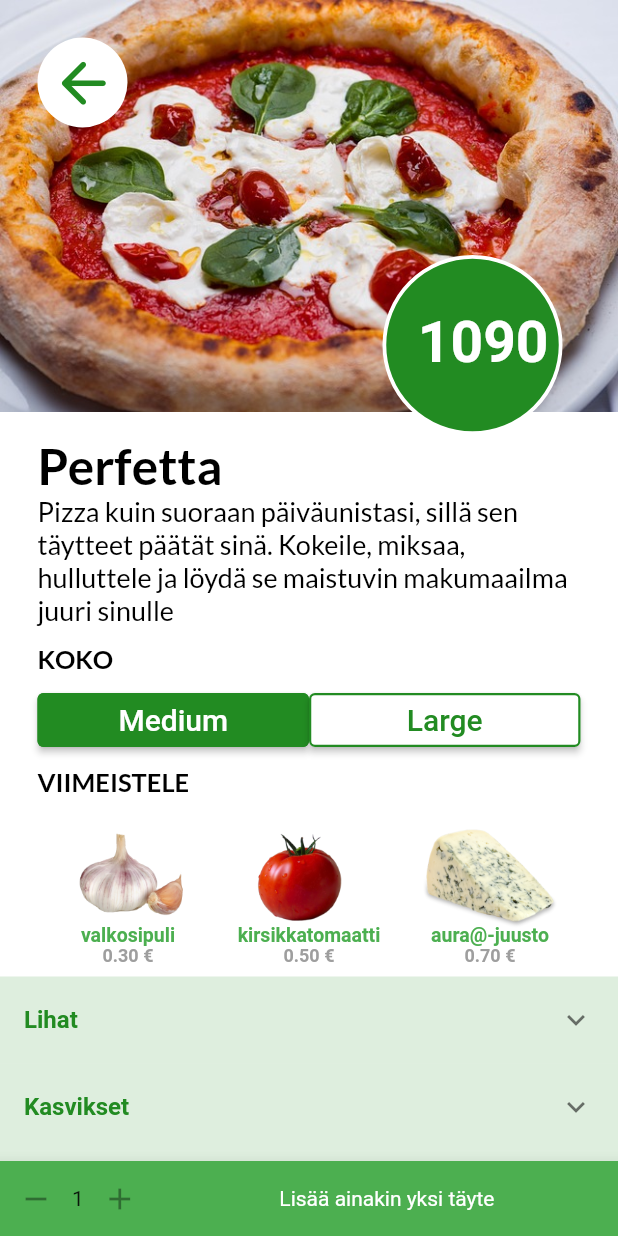
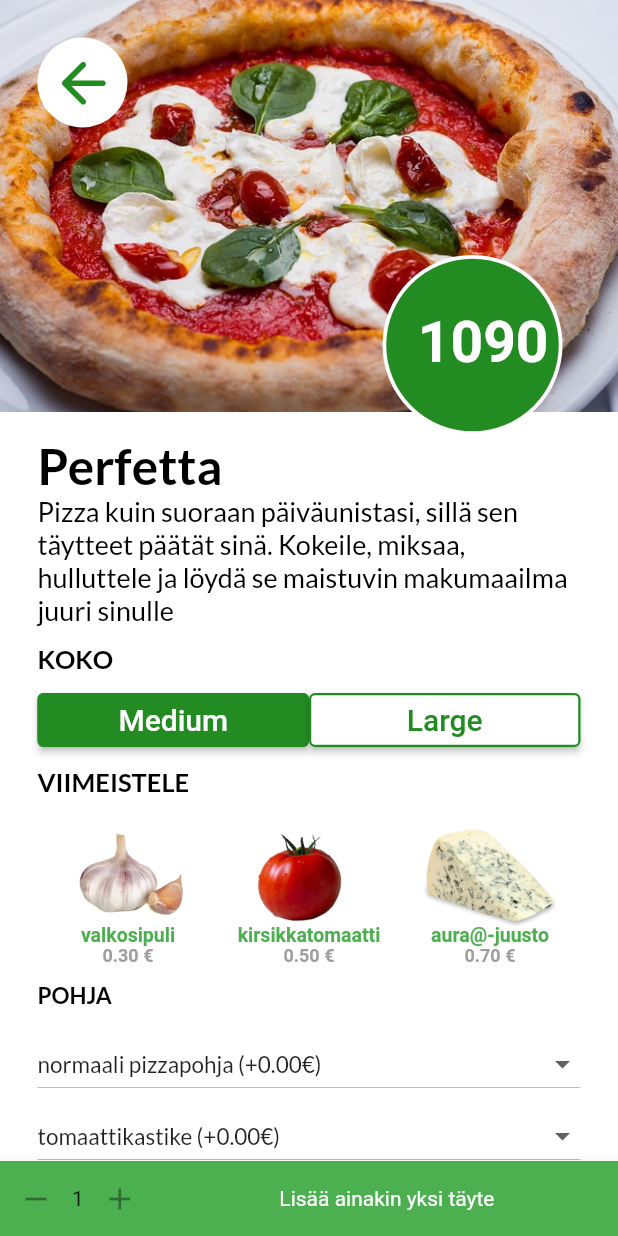
Before and after one commit to Rikuuuh/flutter-sakky, a Flutter app: the screen it shows after launch, on a phone screen of 412 x 824 dp. Run offline on Flutter 3.47's test engine with Material 2 defaults, Android fonts, the light colour scheme and no system bars; our stand-ins replace google_fonts; Roboto replaces fonts that are missing (Rasa).

Commit message:
Pizza appi pohjan dropdownit toimimaan hinnan kaa

```diff
--- a/pizza/lib/data/ingredients.dart
+++ b/pizza/lib/data/ingredients.dart
@@ -17,15 +17,21 @@ const Map<String, List<Ingredient>> categorizedIngredients = {
 };
 
 const fundamentIngredients = [
-  FundamentIngredients('normaali pizzapohja', 0.00),
-  FundamentIngredients('gluteeniton pizzapohja', 2.50),
-  FundamentIngredients('ketopizzapohja', 3.00),
-  FundamentIngredients('runsaskuituinen pizzapohja', 0.00)
+  FinalIngredient('normaali pizzapohja', 0.00),
+  FinalIngredient('gluteeniton pizzapohja', 2.50),
+  FinalIngredient('ketopizzapohja', 3.00),
+  FinalIngredient('runsaskuituinen pizzapohja', 0.00)
 ];
 
 const dressingIngredients = [
-  DressingIngredients('tomaattikastike', 0.00),
-  DressingIngredients('mexicana-kastike', 1.00),
-  DressingIngredients('cheddarjuustokastike', 1.00),
-  DressingIngredients('kebabkastike', 1.00)
+  FinalIngredient('tomaattikastike', 0.00),
+  FinalIngredient('mexicana-kastike', 1.00),
+  FinalIngredient('cheddarjuustokastike', 1.00),
+  FinalIngredient('kebabkastike', 1.00)
 ];
+
+const cheeseIngredients = [
+  FinalIngredient('Kotipizza-juusto', 0.00),
+  FinalIngredient('Ei juustoa, kiitos', 0.00),
+  FinalIngredient('puoli juustoa', 0.00)
+];
--- a/pizza/lib/models/ingredient.dart
+++ b/pizza/lib/models/ingredient.dart
@@ -5,21 +5,19 @@ class Ingredient {
   final double price;
 }
 
-class FinalIngredients {
-  const FinalIngredients(this.name, this.price);
+class FinalIngredient {
+  const FinalIngredient(this.name, this.price);
 
   final String name;
   final double price;
+  @override
+  bool operator ==(Object other) {
+    if (identical(this, other)) return true;
+    return other is FinalIngredient &&
+        other.name == name &&
+        other.price == price;
+  }
+
+  @override
+  int get hashCode => name.hashCode ^ price.hashCode;
 }
-
-class FundamentIngredients {
-  const FundamentIngredients(this.name, this.price);
-  final String name;
-  final double price;
-}
-
-class DressingIngredients {
-  const DressingIngredients(this.name, this.price);
-  final String name;
-  final double price;
-}
--- a/pizza/lib/pizza_builder.dart
+++ b/pizza/lib/pizza_builder.dart
@@ -1,4 +1,5 @@
 import 'package:flutter/material.dart';
+import 'package:pizza/data/ingredients.dart';
 import 'package:pizza/models/ingredient.dart';
 import 'package:pizza/select_ingredients.dart';
 
@@ -12,6 +13,10 @@ class PizzaBuilder extends StatefulWidget {
 class _PizzaBuilderState extends State<PizzaBuilder> {
   bool isMediumSelected = true;
   int totalPrice = 1090;
+  @override
+  var selectedFundament = fundamentIngredients[0];
+  var selectedDressing = dressingIngredients[0];
+  var selectedCheese = cheeseIngredients[0];
 
   Map<Ingredient, int> selectedIngredients = {};
   // Funktio joka lisää ingredientin ja päivittää TotalPricen
@@ -46,9 +51,15 @@ class _PizzaBuilderState extends State<PizzaBuilder> {
     int basePrice = isMediumSelected ? 1090 : 2090;
     double ingredientsPrice = 0;
 
+    // Calculate price for regular ingredients
     selectedIngredients.forEach((ingredient, quantity) {
       ingredientsPrice += ingredient.price * quantity;
     });
+
+    // Add price for FinalIngredients
+    ingredientsPrice += selectedFundament.price;
+    ingredientsPrice += selectedDressing.price;
+    ingredientsPrice += selectedCheese.price;
 
     int calculatedTotalPrice = basePrice + (ingredientsPrice * 100).toInt();
 
@@ -85,7 +96,30 @@ class _PizzaBuilderState extends State<PizzaBuilder> {
             onRemoveIngredient: removeIngredient,
             isMediumSelected: isMediumSelected,
             totalPrice: totalPrice,
-              onCalculateTotalPrice: calculateTotalPrice),
+            onCalculateTotalPrice: calculateTotalPrice,
+            selectedFundament: selectedFundament,
+            selectedDressing: selectedDressing,
+            selectedCheese: selectedCheese,
+            // Add setters for FinalIngredients
+            onSelectFundament: (FinalIngredient fi) {
+              setState(() {
+                selectedFundament = fi;
+                calculateTotalPrice();
+              });
+            },
+            onSelectDressing: (FinalIngredient fi) {
+              setState(() {
+                selectedDressing = fi;
+                calculateTotalPrice();
+              });
+            },
+            onSelectCheese: (FinalIngredient fi) {
+              setState(() {
+                selectedCheese = fi;
+                calculateTotalPrice();
+              });
+            },
+          ),
         ),
         bottomNavigationBar: BottomAppBar(
           child: Container(
--- a/pizza/lib/pizza_button.dart
+++ b/pizza/lib/pizza_button.dart
@@ -1,5 +1,6 @@
 import 'package:flutter/material.dart';
 import 'package:google_fonts/google_fonts.dart';
+import 'package:pizza/data/ingredients.dart';
 import 'package:pizza/image_button.dart';
 import 'package:pizza/models/ingredient.dart';
 
@@ -12,13 +13,28 @@ class PizzaButton extends StatefulWidget {
     required this.selectedIngredients,
     required this.onAddIngredient,
     required this.onRemoveIngredient,
+    required this.onCalculateTotalPrice,
+    required this.onSelectCheese,
+    required this.onSelectDressing,
+    required this.onSelectFundament,
+    required this.selectedCheese,
+    required this.selectedDressing,
+    required this.selectedFundament,
   });
   final bool isMediumSelected;
   final int totalPrice;
   final void Function(bool) onSizeToggle;
   final void Function(Ingredient) onAddIngredient;
   final void Function(Ingredient) onRemoveIngredient;
+  final void Function() onCalculateTotalPrice;
   final Map<Ingredient, int> selectedIngredients;
+  final FinalIngredient selectedFundament;
+  final FinalIngredient selectedDressing;
+  final FinalIngredient selectedCheese;
+  final Function(FinalIngredient) onSelectFundament;
+  final Function(FinalIngredient) onSelectDressing;
+  final Function(FinalIngredient) onSelectCheese;
+
   @override
   State<PizzaButton> createState() => _PizzaButtonState();
 }
@@ -126,7 +142,72 @@ class _PizzaButtonState extends State<PizzaButton> {
                 },
               ),
             ],
-          )
+          ),
+          const SizedBox(height: 13),
+          Text(
+            'POHJA',
+            style: GoogleFonts.lato(
+                color: Colors.black, fontSize: 15, fontWeight: FontWeight.bold),
+          ),
+          const SizedBox(height: 13),
+          DropdownButton<FinalIngredient>(
+            value: widget.selectedFundament,
+            isExpanded: true,
+            items: fundamentIngredients.map((FinalIngredient ingredient) {
+              return DropdownMenuItem<FinalIngredient>(
+                value: ingredient,
+                child: Text(
+                  '${ingredient.name} (+${ingredient.price.toStringAsFixed(2)}€)',
+                  style: GoogleFonts.lato(fontSize: 15),
+                ),
+              );
+            }).toList(),
+            onChanged: (FinalIngredient? newValue) {
+              if (newValue != null) {
+                widget.onSelectFundament(newValue);
+              }
+            },
+          ),
+          DropdownButton<FinalIngredient>(
+            value: widget.selectedDressing,
+            isExpanded: true,
+            items: dressingIngredients.map((FinalIngredient ingredient) {
+              return DropdownMenuItem<FinalIngredient>(
+                value: ingredient,
+                child: Text(
+                    '${ingredient.name} (+${ingredient.price.toStringAsFixed(2)}€)',
+                    style: GoogleFonts.lato(fontSize: 15)),
+              );
+            }).toList(),
+            onChanged: (FinalIngredient? newValue) {
+              if (newValue != null) {
+                widget.onSelectDressing(newValue);
+              }
+            },
+          ),
+          DropdownButton<FinalIngredient>(
+            value: widget.selectedCheese,
+            isExpanded: true,
+            items: cheeseIngredients.map((FinalIngredient ingredient) {
+              return DropdownMenuItem<FinalIngredient>(
+                value: ingredient,
+                child: Text(ingredient.name,
+                    style: GoogleFonts.lato(fontSize: 15)),
+              );
+            }).toList(),
+            onChanged: (FinalIngredient? newValue) {
+              if (newValue != null) {
+                widget.onSelectCheese(newValue);
+              }
+            },
+          ),
+          Text(
+            'LISÄÄ TÄYTTEITÄ',
+            style: GoogleFonts.lato(
+                color: const Color.fromARGB(255, 0, 100, 3),
+                fontSize: 21,
+                letterSpacing: -1),
+          ),
         ],
       ),
     );
--- a/pizza/lib/select_ingredients.dart
+++ b/pizza/lib/select_ingredients.dart
@@ -14,6 +14,12 @@ class SelectIngredients extends StatefulWidget {
     required this.onRemoveIngredient,
     required this.onCalculateTotalPrice,
     required this.onSizeToggle,
+    required this.onSelectCheese,
+    required this.onSelectDressing,
+    required this.onSelectFundament,
+    required this.selectedCheese,
+    required this.selectedDressing,
+    required this.selectedFundament,
   });
 
   final void Function(Ingredient) onAddIngredient;
@@ -23,6 +29,12 @@ class SelectIngredients extends StatefulWidget {
   final Map<Ingredient, int> selectedIngredients;
   final bool isMediumSelected;
   final int totalPrice;
+  final FinalIngredient selectedFundament;
+  final FinalIngredient selectedDressing;
+  final FinalIngredient selectedCheese;
+  final Function(FinalIngredient) onSelectFundament;
+  final Function(FinalIngredient) onSelectDressing;
+  final Function(FinalIngredient) onSelectCheese;
 
   @override
   State<SelectIngredients> createState() => _SelectIngredientsState();
@@ -48,6 +60,13 @@ class _SelectIngredientsState extends State<SelectIngredients> {
             onAddIngredient: widget.onAddIngredient,
             onRemoveIngredient: widget.onRemoveIngredient,
             selectedIngredients: widget.selectedIngredients,
+            onCalculateTotalPrice: widget.onCalculateTotalPrice,
+            selectedFundament: widget.selectedFundament,
+            selectedDressing: widget.selectedDressing,
+            selectedCheese: widget.selectedCheese,
+            onSelectFundament: widget.onSelectFundament,
+            onSelectDressing: widget.onSelectDressing,
+            onSelectCheese: widget.onSelectCheese,
           ),
           ...categorizedIngredients.keys.map((String category) {
             return ExpansionTile(
```
Lines whose indentation alone changed are shown as unchanged.
